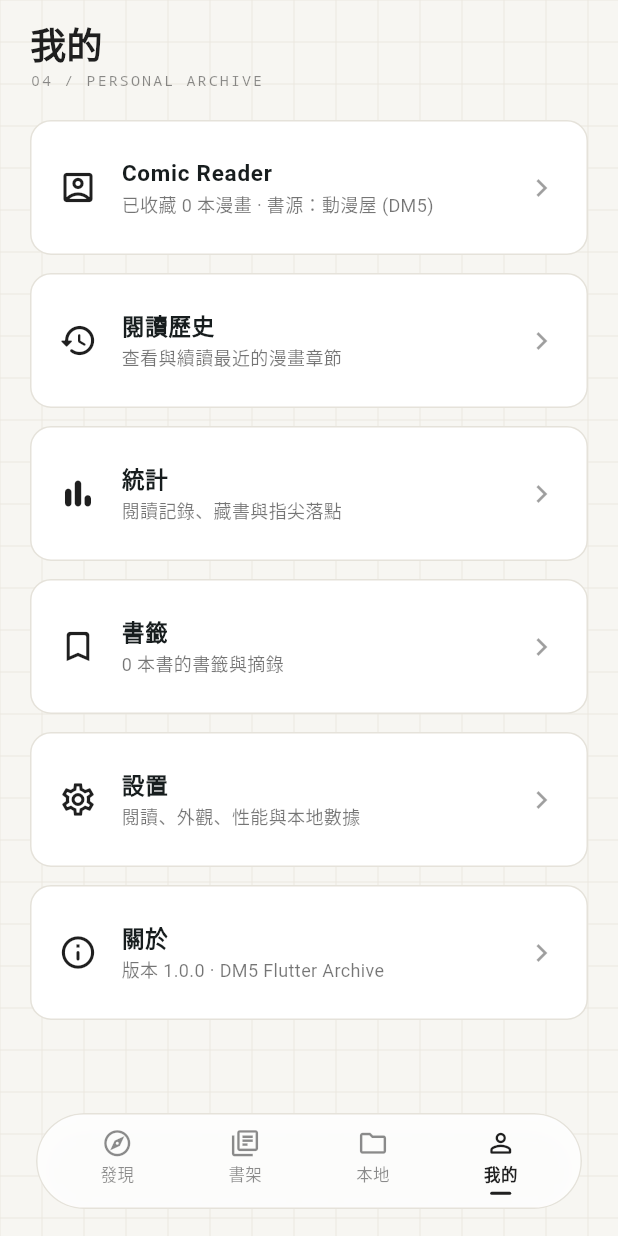
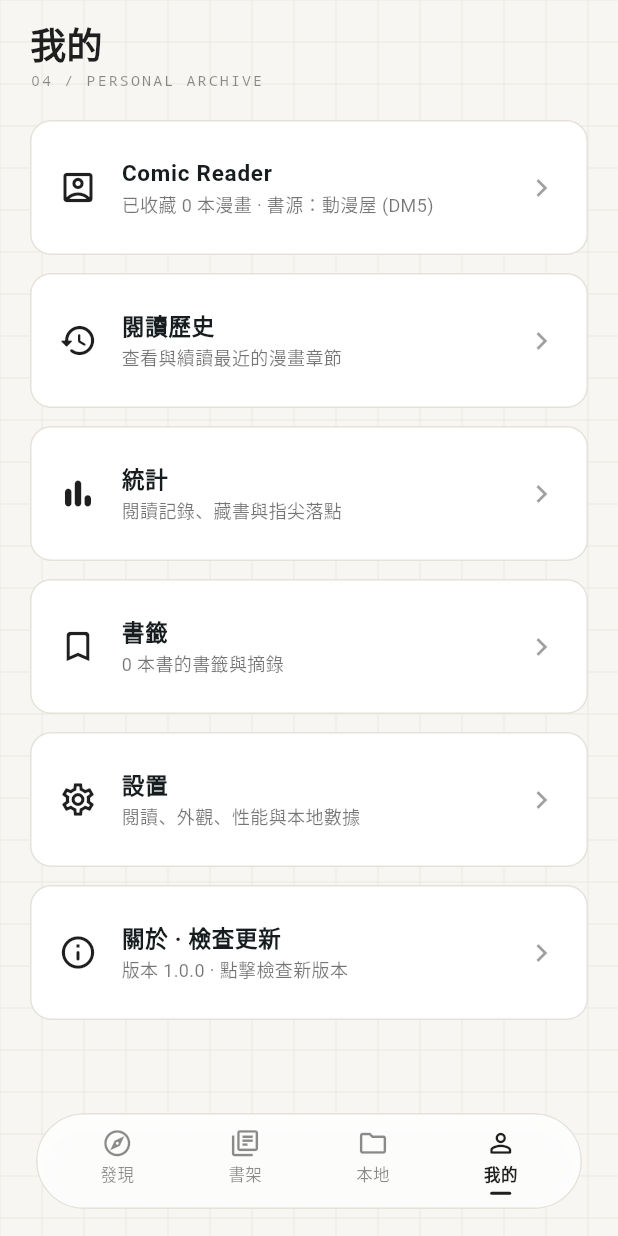
Before and after one commit to ytchannel12346/DM5_Flutter, a Flutter app: the screen it shows after launch, item 4 of the bottom bar chosen, on a phone screen of 412 x 824 dp. Run offline on Flutter 3.47's test engine with Material 3 defaults, Android fonts, the phone set to English and light mode, and no system bars; our stand-ins replace cached_network_image, dio, file_picker, shared_preferences; network calls fail.

Commit message:
Update main.dart

```diff
--- a/lib/main.dart
+++ b/lib/main.dart
@@ -9,6 +9,7 @@ import 'pages/detail_page.dart';
 import 'pages/settings_pages.dart';
 import 'services/app_l10n.dart';
 import 'services/app_settings.dart';
+import 'services/update_service.dart';
 import 'sources/comic_source.dart';
 
 Future<void> main() async {
@@ -125,6 +126,11 @@ class _ArchiveHomeShellState extends State<ArchiveHomeShell> {
     super.initState();
     _loadBookshelf();
     _loadDiscover();
+    WidgetsBinding.instance.addPostFrameCallback((_) {
+      if (mounted) {
+        UpdateService.checkUpdate(context, silent: true);
+      }
+    });
   }
 
   Future<void> _loadBookshelf() async {
@@ -705,10 +711,10 @@ class _ArchiveHomeShellState extends State<ArchiveHomeShell> {
         ),
         _profileCard(
           icon: Icons.info_outline_rounded,
-          title: '關於',
+          title: '關於 · 檢查更新',
           subtitle:
-              '版本 ${const String.fromEnvironment('APP_VERSION', defaultValue: '1.0.0')} · DM5 Flutter Archive',
-          onTap: () {},
+              '版本 ${const String.fromEnvironment('APP_VERSION', defaultValue: '1.0.0')} · 點擊檢查新版本',
+          onTap: () => UpdateService.checkUpdate(context),
         ),
       ],
     );
```
